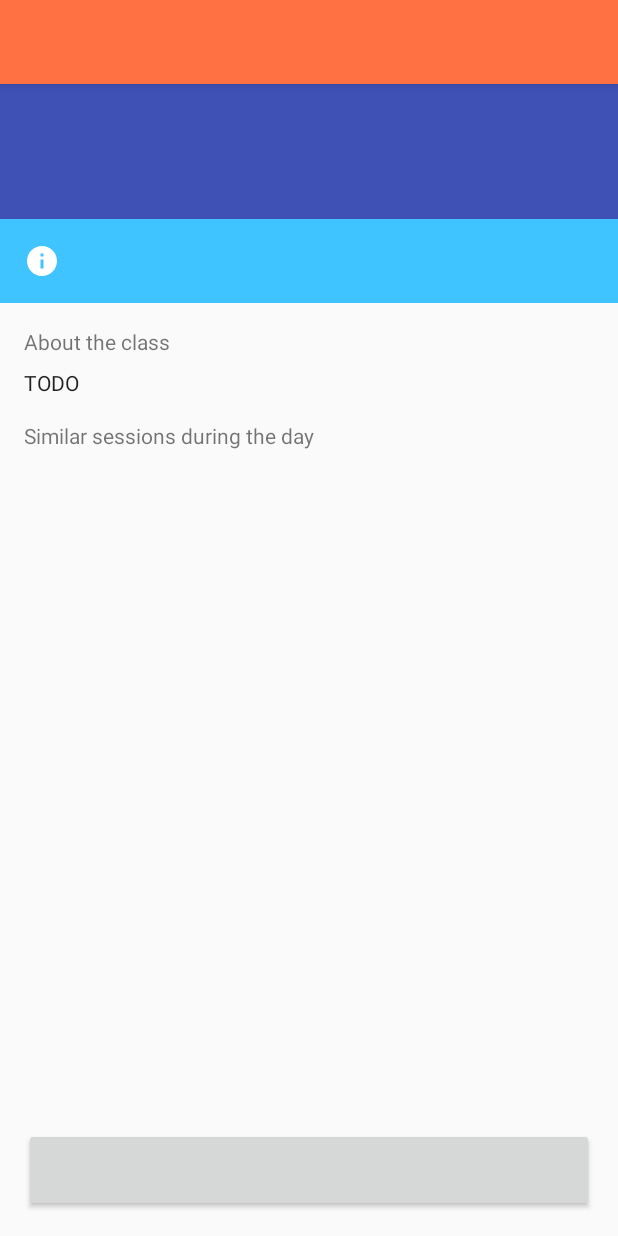
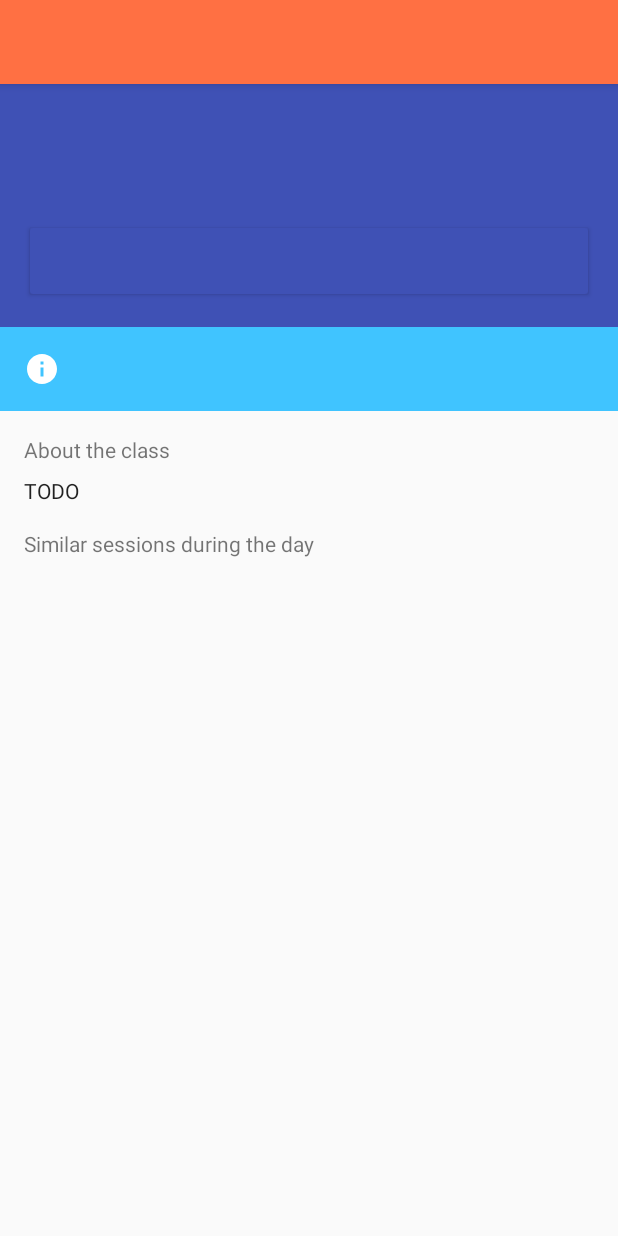
Before and after one commit to karllindmark/iksu-android, an Android app: the WorkoutDetailFragment screen opened directly, with no data from a screen before it, on a phone screen of 412 x 824 dp. Run offline under Robolectric (Android 15) with nearby library versions, the phone set to English and light mode, and no system bars; our stand-ins replace ButterKnife, data binding; libraries missing offline, so code that uses them is left out: com.afollestad.materialdialogs, com.jakewharton.threetenabp, io.realm; 26 statements that could not run were skipped.

Commit message:
Move the 'call to action' way up top

```diff
--- a/app/src/main/java/com/ninetwozero/iksu/features/schedule/detail/WorkoutDetailFragment.java
+++ b/app/src/main/java/com/ninetwozero/iksu/features/schedule/detail/WorkoutDetailFragment.java
@@ -72,9 +72,6 @@ public class WorkoutDetailFragment extends BaseFragment {
     protected RecyclerView upcomingClassesList;
     @BindView(R.id.upcoming_classes_empty)
     protected View upcomingClassesEmptyView;
-
-    @BindView(R.id.wrap_event_action)
-    protected View callToActionHitbox;
     @BindView(R.id.event_action)
     protected Button callToAction;
 
@@ -133,7 +130,6 @@ public class WorkoutDetailFragment extends BaseFragment {
 
         setupSimilarClassesView();
         setupSwipeRefreshLayout();
-        setupScrollingContainer();
     }
 
     @Override
@@ -198,31 +194,6 @@ public class WorkoutDetailFragment extends BaseFragment {
             @Override
             public void onRefresh() {
                 getActivity().startService(IksuWorkoutService.newIntent(getActivity(), IksuWorkoutService.ACTION, workoutId));
-            }
-        });
-    }
-
-    private void setupScrollingContainer() {
-        scrollingContainer.setOnScrollChangeListener(new NestedScrollView.OnScrollChangeListener() {
-            private static final int STATE_NORMAL = 0;
-            private static final int STATE_UP = 1;
-            private static final int STATE_DOWN = 2;
-
-            private int state = STATE_NORMAL;
-
-            @Override
-            public void onScrollChange(NestedScrollView v, int scrollX, int scrollY, int oldScrollX, int oldScrollY) {
-                if (scrollY > oldScrollY) {
-                    if (state != STATE_DOWN) {
-                        state = STATE_DOWN;
-                        callToActionHitbox.animate().y(getView().getMeasuredHeight()).start();
-                    }
-                } else if (scrollY < oldScrollY){
-                    if (state != STATE_UP) {
-                        state = STATE_UP;
-                        callToActionHitbox.animate().y(getView().getMeasuredHeight()-callToActionHitbox.getMeasuredHeight()).start();
-                    }
-                }
             }
         });
     }
--- a/app/src/main/res/layout/fragment_workout_detail.xml
+++ b/app/src/main/res/layout/fragment_workout_detail.xml
@@ -123,23 +123,6 @@
                         >
 
                         <TextView
-                            android:id="@+id/slots"
-                            style="@style/TextAppearance.AppCompat"
-                            android:layout_width="wrap_content"
-                            android:layout_height="wrap_content"
-
-                            android:text="@{workout.bookedSlotCount + `/` + workout.totalSlotCount}"
-                            android:textColor="@android:color/white"
-
-                            app:layout_constraintBottom_toBottomOf="parent"
-                            app:layout_constraintEnd_toEndOf="parent"
-                            app:layout_constraintTop_toTopOf="parent"
-
-                            tools:text="32/33"
-                            />
-
-
-                        <TextView
                             android:id="@+id/time"
                             android:layout_width="0dp"
                             android:layout_height="wrap_content"
@@ -187,6 +170,46 @@
                             tools:layout_editor_absoluteX="0dp"
                             tools:text="Moskva, IKSU Sport"
                             />
+
+                        <TextView
+                            android:id="@+id/slots"
+                            android:layout_width="wrap_content"
+                            android:layout_height="wrap_content"
+
+                            android:text="@{workout.bookedSlotCount + `/` + workout.totalSlotCount}"
+                            android:textColor="@android:color/white"
+                            android:backgroundTint="@{statusTint}"
+
+                            app:layout_constraintEnd_toEndOf="parent"
+                            app:layout_constraintBottom_toBottomOf="@id/location"
+                            app:layout_constraintTop_toTopOf="@id/time"
+
+                            tools:backgroundTint="@color/class_state_gte80"
+                            tools:text="32/33"
+                            />
+
+
+                        <Button
+                            style="@style/Widget.AppCompat.Button.Colored"
+                            android:id="@+id/event_action"
+                            android:layout_width="match_parent"
+                            android:layout_height="?android:attr/actionBarSize"
+
+                            android:backgroundTint="@{statusTint}"
+                            android:text="@{actionStringRes}"
+
+                            android:onClick="@{(view) -> handler.onBookingButtonClick(view, workout)}"
+                            android:layout_marginTop="@dimen/spacing_double"
+                            android:layout_marginBottom="@dimen/spacing_double"
+
+                            app:layout_constraintTop_toBottomOf="@id/location"
+                            app:layout_constraintStart_toStartOf="parent"
+                            app:layout_constraintEnd_toEndOf="parent"
+
+                            tools:text="@string/label_reserve"
+                            tools:backgroundTint="@color/class_state_gte80"
+                        />
+
                     </android.support.constraint.ConstraintLayout>
 
                     <TextView
@@ -296,41 +319,5 @@
                 </android.support.constraint.ConstraintLayout>
             </android.support.v4.widget.NestedScrollView>
         </android.support.v4.widget.SwipeRefreshLayout>
-
-        <FrameLayout
-            android:id="@+id/wrap_event_action"
-            android:layout_width="match_parent"
-            android:layout_height="wrap_content"
-            android:clickable="true"
-            android:focusable="true"
-            android:onClick="@{(view) -> handler.onBookingButtonClick(view, workout)}"
-
-            android:layout_gravity="bottom"
-            app:layout_anchorGravity="bottom"
-            app:layout_anchor="@id/nested_container"
-            app:layout_scrollFlags="scroll|enterAlways"
-
-            tools:background="@color/tools_hitbox_color"
-        >
-
-            <Button
-                android:id="@+id/event_action"
-                android:layout_width="match_parent"
-                android:layout_height="?android:attr/actionBarSize"
-
-                android:backgroundTint="@{statusTint}"
-                android:textAppearance="@style/TextAppearance.AppCompat.Widget.Button.Inverse"
-                android:text="@{actionStringRes}"
-
-                android:clickable="false"
-                android:gravity="center"
-                android:duplicateParentState="true"
-
-                android:layout_margin="@dimen/spacing_double"
-
-                tools:text="@string/label_reserve"
-                tools:backgroundTint="@color/class_state_lt60"
-            />
-        </FrameLayout>
     </android.support.design.widget.CoordinatorLayout>
 </layout>
```
Also changed, not shown: app/src/main/res/layout/list_item_schedule_overview.xml (+1 -6 lines), app/src/main/res/values/styles.xml (+9 -0 lines).
